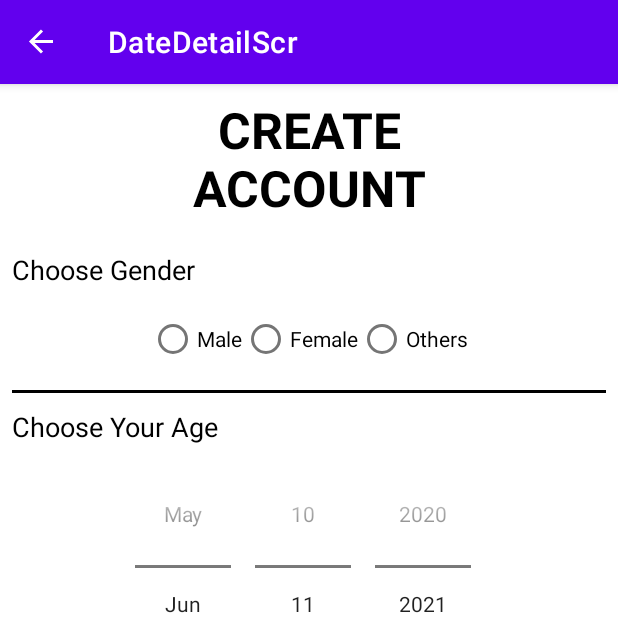
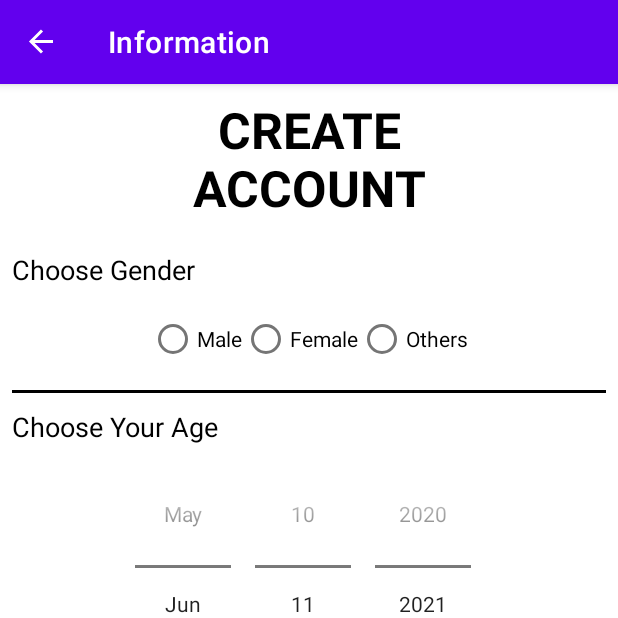
Before and after one commit to Anuj-Rai12/LpuBca, an Android app: the DateDetailScr screen opened through its navigation route, on a phone screen of 412 x 824 dp, the top half of it. Run offline under Robolectric (Android 15) with nearby library versions, the light colour scheme and no system bars; our stand-ins replace navigation-ui; Roboto replaces fonts that are not available here.

Commit message:
Removed Some Bugs From Navigation Graph And Remove Circular Image Dependency

```diff
--- a/app/build.gradle
+++ b/app/build.gradle
@@ -64,6 +64,6 @@ dependencies {
     //Code Picker
     implementation 'com.hbb20:ccp:2.4.5'
     //Circular Image view
-    implementation 'de.hdodenhof:circleimageview:3.1.0'
+    // implementation 'de.hdodenhof:circleimageview:3.1.0'
     implementation 'com.mikhaellopez:circularimageview:4.3.0'
 }
--- a/app/src/main/java/com/example/working/MainActivity2.kt
+++ b/app/src/main/java/com/example/working/MainActivity2.kt
@@ -38,7 +38,7 @@ class MainActivity2 : AppCompatActivity() {
                 Log.i("MYTAG", "handleOnBackPressed: on Back Pressed")
                 // activity?.finish()
                 /*exitProcess(0)*/
-                MainActivity2Directions.actionGlobalLoginScreen(true)
+                MainActivity2Directions.actionGlobalLoginScreen2()
             }
         }
         this.onBackPressedDispatcher.addCallback(callback)
--- a/app/src/main/java/com/example/working/loginorsignup/LoginScreen.kt
+++ b/app/src/main/java/com/example/working/loginorsignup/LoginScreen.kt
@@ -12,7 +12,7 @@ import com.example.working.databinding.LoginFragmentBinding
 
 class LoginScreen : Fragment(R.layout.login_fragment) {
     private lateinit var binding: LoginFragmentBinding
-    private val args: LoginScreenArgs by navArgs()
+    /*private val args: LoginScreenArgs by navArgs()*/
 
     @RequiresApi(Build.VERSION_CODES.M)
     override fun onViewCreated(view: View, savedInstanceState: Bundle?) {
@@ -36,9 +36,9 @@ class LoginScreen : Fragment(R.layout.login_fragment) {
 
     override fun onStart() {
         super.onStart()
-        if (args.flags) {
+        /*if (args.flags) {
             activity?.finish()
-        }
+        }*/
     }
 
 }
--- a/app/src/main/java/com/example/working/loginorsignup/SignUpScreen.kt
+++ b/app/src/main/java/com/example/working/loginorsignup/SignUpScreen.kt
@@ -17,7 +17,7 @@ class SignUpScreen:Fragment(R.layout.sign_framgnet) {
             findNavController().navigate(action)
         }
         binding.backTo.setOnClickListener {
-            val action=SignUpScreenDirections.actionSignUpScreenToLoginScreen()
+            val action=SignUpScreenDirections.actionGlobalLoginScreen2()
             findNavController().navigate(action)
         }
     }
--- a/app/src/main/java/com/example/working/loginorsignup/createacc/DateDetailScr.kt
+++ b/app/src/main/java/com/example/working/loginorsignup/createacc/DateDetailScr.kt
@@ -17,7 +17,7 @@ class DateDetailScr:Fragment(R.layout.date_detail_framgent) {
             findNavController().navigate(action)
         }
         binding.backTo.setOnClickListener {
-            val action=DateDetailScrDirections.actionDateDetailScrToLoginScreen()
+            val action=DateDetailScrDirections.actionGlobalLoginScreen2()
             findNavController().navigate(action)
         }
     }
--- a/app/src/main/java/com/example/working/loginorsignup/createacc/PhoneScreen.kt
+++ b/app/src/main/java/com/example/working/loginorsignup/createacc/PhoneScreen.kt
@@ -18,7 +18,7 @@ class PhoneScreen:Fragment(R.layout.phone_number) {
             findNavController().navigate(action)
         }
         binding.backTo.setOnClickListener {
-            val action=PhoneScreenDirections.actionPhoneScreenToLoginScreen()
+            val action=PhoneScreenDirections.actionGlobalLoginScreen2()
             findNavController().navigate(action)
         }
     }
--- a/app/src/main/res/navigation/nav_graph.xml
+++ b/app/src/main/res/navigation/nav_graph.xml
@@ -8,7 +8,7 @@
     <fragment
         android:id="@+id/loginScreen"
         android:name="com.example.working.loginorsignup.LoginScreen"
-        android:label="LoginScreen"
+        android:label="Login Screen"
         tools:layout="@layout/login_fragment">
         <action
             android:id="@+id/action_loginScreen_to_forgetPassWord"
@@ -19,27 +19,20 @@
         <action
             android:id="@+id/action_loginScreen_to_mainActivity23"
             app:destination="@id/navigation2" />
-        <argument
-            android:name="flags"
-            app:argType="boolean"
-            android:defaultValue="false" />
     </fragment>
     <fragment
         android:id="@+id/signUpScreen"
         android:name="com.example.working.loginorsignup.SignUpScreen"
-        android:label="SignUpScreen"
+        android:label="Create Account"
         tools:layout="@layout/sign_framgnet">
         <action
             android:id="@+id/action_signUpScreen_to_dateDetailScr"
             app:destination="@id/dateDetailScr" />
-        <action
-            android:id="@+id/action_signUpScreen_to_loginScreen"
-            app:destination="@id/loginScreen" />
     </fragment>
     <fragment
         android:id="@+id/forgetPassWord"
         android:name="com.example.working.loginorsignup.forgertpass.ForgetPassWord"
-        android:label="ForgetPassWord"
+        android:label="Forget Password"
         tools:layout="@layout/forget_fragement">
         <action
             android:id="@+id/action_forgetPassWord_to_makeSelection"
@@ -60,7 +53,7 @@
     <fragment
         android:id="@+id/OTPScreen"
         android:name="com.example.working.loginorsignup.forgertpass.OTPScreen"
-        android:label="OTPScreen"
+        android:label="OTP"
         tools:layout="@layout/opt_framgnet">
         <action
             android:id="@+id/action_OTPScreen_to_mainActivity23"
@@ -69,26 +62,20 @@
     <fragment
         android:id="@+id/dateDetailScr"
         android:name="com.example.working.loginorsignup.createacc.DateDetailScr"
-        android:label="DateDetailScr"
+        android:label="Information"
         tools:layout="@layout/date_detail_framgent">
         <action
             android:id="@+id/action_dateDetailScr_to_phoneScreen"
             app:destination="@id/phoneScreen" />
-        <action
-            android:id="@+id/action_dateDetailScr_to_loginScreen"
-            app:destination="@id/loginScreen" />
     </fragment>
     <fragment
         android:id="@+id/phoneScreen"
         android:name="com.example.working.loginorsignup.createacc.PhoneScreen"
-        android:label="PhoneScreen"
+        android:label="Phone Number"
         tools:layout="@layout/phone_number">
         <action
             android:id="@+id/action_phoneScreen_to_OTPScreen"
             app:destination="@id/OTPScreen" />
-        <action
-            android:id="@+id/action_phoneScreen_to_loginScreen"
-            app:destination="@id/loginScreen" />
     </fragment>
     <navigation android:id="@+id/navigation2"
         app:startDestination="@id/mainActivity23">
@@ -97,8 +84,6 @@
             android:name="com.example.working.MainActivity2"
             android:label="activity_main2"
             tools:layout="@layout/activity_main2" />
-        <action
-            android:id="@+id/action_global_loginScreen"
-            app:destination="@id/loginScreen" />
     </navigation>
+    <action android:id="@+id/action_global_loginScreen2" app:destination="@id/loginScreen" />
 </navigation>
```
